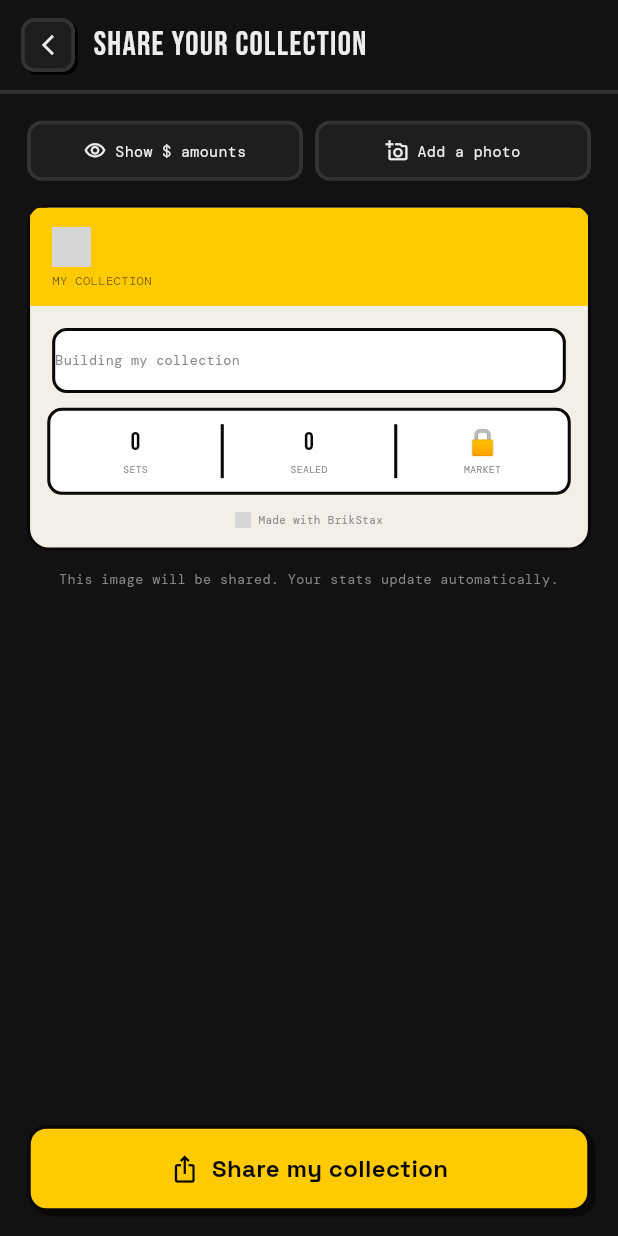
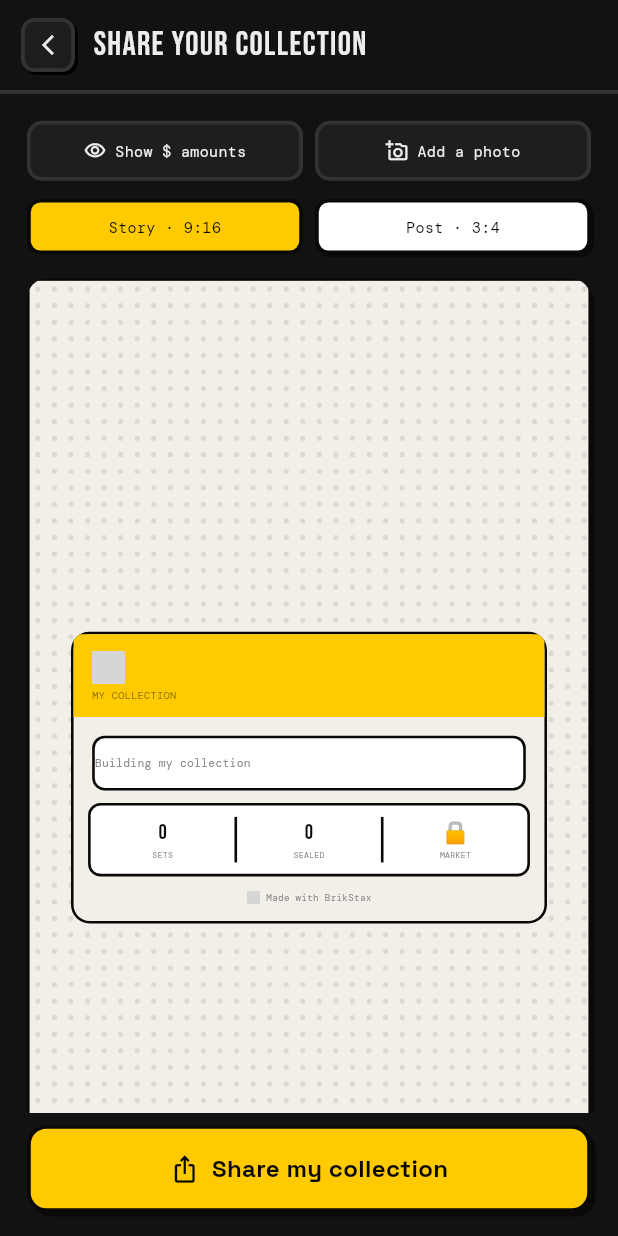
Before and after one commit to paulolsen1684-wq/BrikStax-app, a Flutter app: the CollectionShareScreen screen opened directly, on a phone screen of 412 x 824 dp. Run offline on Flutter 3.47's test engine with Material 3 defaults, Android fonts, the phone set to English and light mode, and no system bars; our stand-ins replace app_links, cached_network_image, firebase_core, firebase_messaging, fl_chart, flutter_animate and 10 more; missing offline and left inert: home_widget, mobile_scanner; accounts and stored records are empty; network calls fail; grey boxes are pictures that could not be loaded.

Commit message:
Add 3:4 'Post' format alongside 9:16 'Story' on all share screens
ShareFormat enum + FormatToggle + FixedRatioCanvas (photo_backdrop.dart).
PhotoBackdropCard now takes a format param instead of hardcoded canvas
constants. New FixedRatioCanvas gives card-only mode a real fixed-ratio
canvas for the first time (it was just the card's bare natural height
before) -- stud-textured backdrop (StudBackground, reused from existing
empty states), width pinned to format.width, height at least format.height
via ConstrainedBox(minHeight) + Center's own shrink-wrap-under-unbounded-
max behavior, so an unusually tall card grows the canvas instead of being
silently cropped.

All three share screens get the same Story/Post toggle, defaulting to
Story so nothing changes unless the user switches.

Co-Authored-By: Claude Sonnet 5 <noreply@anthropic.com>
Claude-Session: https://claude.ai/code/session_01A8Pu9SdSS9eyikZYD3nM8y

```diff
--- a/lib/screens/collection_share_screen.dart
+++ b/lib/screens/collection_share_screen.dart
@@ -81,6 +81,7 @@ class _State extends State<CollectionShareScreen> {
   final GlobalKey _boundaryKey = GlobalKey();
   bool _showDollars = false;
   File? _photo;
+  ShareFormat _format = ShareFormat.story;
   bool _sharing = false;
 
   Future<void> _pickPhoto() async {
@@ -186,19 +187,26 @@ class _State extends State<CollectionShareScreen> {
                 child: Text('Remove photo', style: BT.mono(size: 10, color: bt.tx3)),
               ),
             ],
+            const SizedBox(height: 12),
+
+            FormatToggle(format: _format, onChanged: (f) => setState(() => _format = f)),
             const SizedBox(height: 16),
 
             FittedBox(
               fit: BoxFit.scaleDown,
               child: RepaintBoundary(
                 key: _boundaryKey,
-                child: PhotoBackdropCard(
-                  photo: _photo,
-                  scrim: false, // the glass panel supplies its own contrast via blur
-                  card: _photo == null
-                      ? _CollectionShareCard(scope: scope, showDollars: _showDollars)
-                      : _GlassSticker(scope: scope, showDollars: _showDollars),
-                ),
+                child: _photo == null
+                    ? FixedRatioCanvas(
+                        format: _format,
+                        card: _CollectionShareCard(scope: scope, showDollars: _showDollars),
+                      )
+                    : PhotoBackdropCard(
+                        photo: _photo,
+                        format: _format,
+                        scrim: false, // the glass panel supplies its own contrast via blur
+                        card: _GlassSticker(scope: scope, showDollars: _showDollars),
+                      ),
               ),
             ),
 
--- a/lib/widgets/share/photo_backdrop.dart
+++ b/lib/widgets/share/photo_backdrop.dart
@@ -10,13 +10,88 @@
 // When no photo is picked, PhotoBackdropCard just renders [card] unchanged
 // -- every share screen's existing plain-card look (a themed card straight
 // to the feed) is the default. Only once a photo is picked does the card
-// become a compact "sticker" overlaid on a 9:16 canvas sized for Instagram/
-// Snapchat Stories.
+// become a compact "sticker" overlaid on a fixed-ratio canvas.
+//
+// Two formats, added 2026-08-17 (see ShareFormat) -- Story (9:16, the
+// original shape, best for Instagram/Snapchat Stories) and Post (3:4,
+// better for a normal feed post where a tall 9:16 image gets awkwardly
+// cropped). Applies to BOTH this photo-backdrop path AND the plain
+// card-only path via FixedRatioCanvas below -- card-only mode never had a
+// fixed canvas before this, just the card's own natural height.
 import 'dart:io';
 import 'package:flutter/material.dart';
 import 'package:image_picker/image_picker.dart';
 import '../../theme/app_theme.dart';
 import '../../theme/app_themes.dart';
+
+enum ShareFormat { story, post }
+
+extension ShareFormatX on ShareFormat {
+  String get label => this == ShareFormat.story ? 'Story · 9:16' : 'Post · 3:4';
+  double get width => 540;
+  double get height => this == ShareFormat.story ? 960 : 720; // 3:4 at width 540
+  double get maxStickerHeight => height * .34;
+}
+
+/// The Story/Post segmented toggle, shared across all three share screens.
+class FormatToggle extends StatelessWidget {
+  final ShareFormat format;
+  final ValueChanged<ShareFormat> onChanged;
+  const FormatToggle({super.key, required this.format, required this.onChanged});
+
+  @override
+  Widget build(BuildContext context) {
+    Widget seg(ShareFormat f) {
+      final on = format == f;
+      return Expanded(child: GestureDetector(
+        onTap: () => onChanged(f),
+        child: Container(
+          padding: const EdgeInsets.symmetric(vertical: 9),
+          decoration: BoxDecoration(
+            color: on ? BT.yellow : BT.white,
+            borderRadius: BorderRadius.circular(9),
+            border: Border.all(color: BT.ink, width: BT.bw),
+            boxShadow: on ? null : BT.shadowSm,
+          ),
+          child: Text(f.label, textAlign: TextAlign.center,
+              style: BT.mono(size: 10, color: BT.ink)),
+        ),
+      ));
+    }
+    return Row(children: [seg(ShareFormat.story), const SizedBox(width: 8), seg(ShareFormat.post)]);
+  }
+}
+
+/// Card-only mode's canvas: pins [card] to [format]'s aspect ratio on a
+/// stud-textured backdrop (reuses StudBackground, the same LEGO-stud dot
+/// pattern already used for empty states elsewhere in the app) instead of
+/// the card's own bare natural height. Width is fixed at [format.width];
+/// height is *at least* [format.height] but grows for a card that needs
+/// more room -- ConstrainedBox's minHeight + Center's own well-defined
+/// shrink-wrap-under-unbounded-max behavior means this never crops content,
+/// it just stops being exactly on-ratio in the rare case a card is taller
+/// than expected (safer than a hard-fixed height that could silently clip).
+class FixedRatioCanvas extends StatelessWidget {
+  final Widget card;
+  final ShareFormat format;
+  const FixedRatioCanvas({super.key, required this.card, required this.format});
+
+  @override
+  Widget build(BuildContext context) => Container(
+    decoration: BoxDecoration(
+      borderRadius: BorderRadius.circular(20),
+      border: Border.all(color: BT.ink, width: BT.bw),
+      boxShadow: BT.shadow,
+    ),
+    clipBehavior: Clip.antiAlias,
+    child: ConstrainedBox(
+      constraints: BoxConstraints(
+        minWidth: format.width, maxWidth: format.width, minHeight: format.height,
+      ),
+      child: StudBackground(color: BT.cream, child: Center(child: card)),
+    ),
+  );
+}
 
 Future<File?> pickBackdropPhoto(BuildContext context) async {
   final bt = context.bt;
@@ -84,14 +159,14 @@ Future<File?> pickBackdropPhoto(BuildContext context) async {
   return File(picked.path);
 }
 
-/// Composites [card] as a sticker over [photo] on a 9:16 canvas sized for
-/// Instagram/Snapchat Stories. Returns [card] unchanged when [photo] is
-/// null -- every share screen's existing plain-card look is the default;
+/// Composites [card] as a sticker over [photo] on a canvas sized to
+/// [format] (Story 9:16 or Post 3:4). Returns [card] unchanged when [photo]
+/// is null -- every share screen's existing plain-card look is the default;
 /// this only changes anything once the user opts into a photo backdrop.
 ///
-/// [card] is capped at [maxStickerHeight] regardless of what's passed in --
-/// this is the actual fix for the original "sticker swallows the whole
-/// photo" bug (den_share_screen.dart's/set_share_screen.dart's/
+/// [card] is capped at [format]'s maxStickerHeight regardless of what's
+/// passed in -- this is the actual fix for the original "sticker swallows
+/// the whole photo" bug (den_share_screen.dart's/set_share_screen.dart's/
 /// collection_share_screen.dart's own card widgets are still full-size
 /// when used standalone with no photo; only in this photo-backdrop path
 /// do they need to earn their keep as a small overlay instead).
@@ -107,29 +182,27 @@ class PhotoBackdropCard extends StatelessWidget {
   final File?  photo;
   final Widget card;
   final bool   scrim;
+  final ShareFormat format;
   const PhotoBackdropCard({
     super.key,
     required this.photo,
     required this.card,
     this.scrim = true,
+    this.format = ShareFormat.story,
   });
-
-  static const double canvasW = 540;
-  static const double canvasH = 960; // 9:16 -- Instagram/Snapchat Story shape
-  static const double maxStickerHeight = canvasH * .34;
 
   @override
   Widget build(BuildContext context) {
     if (photo == null) return card;
     final capped = ConstrainedBox(
-      constraints: const BoxConstraints(maxHeight: maxStickerHeight),
+      constraints: BoxConstraints(maxHeight: format.maxStickerHeight),
       child: card,
     );
     return ClipRRect(
       borderRadius: BorderRadius.circular(20),
       child: SizedBox(
-        width: canvasW,
-        height: canvasH,
+        width: format.width,
+        height: format.height,
         child: Stack(fit: StackFit.expand, children: [
           Image.file(photo!, fit: BoxFit.cover),
           if (scrim)
```
Also changed, not shown: lib/modules/avatar/widgets/den_share_screen.dart (+21 -13 lines), lib/screens/set_share_screen.dart (+15 -7 lines), 1 other file.
